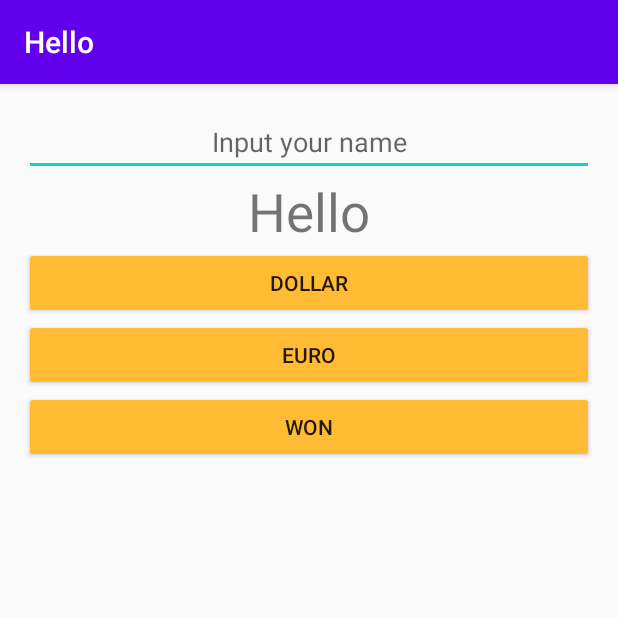
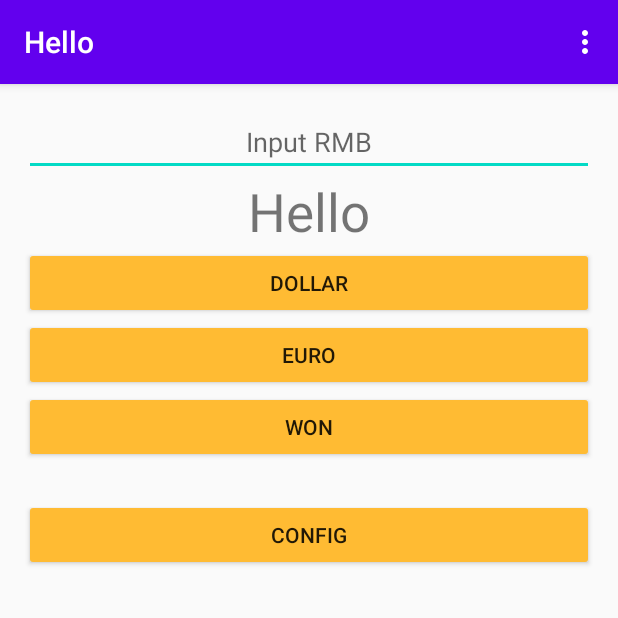
Before and after one commit to zhuguodong199/Myapp, an Android app: the screen it shows after launch (RateActivity), on a phone screen of 412 x 824 dp, the top half of it. Run offline under Robolectric (Android 15) with nearby library versions, the phone set to English and light mode, and no system bars.

Commit message:
参数的传递与返回+菜单的使用

```diff
--- a/app/src/main/res/layout/activity_rate.xml
+++ b/app/src/main/res/layout/activity_rate.xml
@@ -39,12 +39,21 @@
         android:onClick="onClick"
         android:layout_width="match_parent"
         android:layout_height="wrap_content"/>
+
     <Button
         android:id="@+id/btn_won"
-        android:text="@string/btn_won_label"
+        android:layout_width="match_parent"
+        android:layout_height="wrap_content"
+        android:onClick="onClick"
+        android:text="@string/btn_won_label" />
+
+    <Button
+        android:id="@+id/btn_opencfg"
+        android:layout_width="match_parent"
+        android:layout_height="wrap_content"
         android:onClick="openOne"
-        android:layout_width="match_parent"
-        android:layout_height="wrap_content"/>
+        android:layout_marginTop="24dp"
+        android:text="@string/btn_opencfg_label" />
 
 </LinearLayout>
 
--- /dev/null
+++ b/app/src/main/res/menu/rate.xml
@@ -0,0 +1,9 @@
+<?xml version="1.0" encoding="utf-8"?>
+<menu xmlns:app="http://schemas.android.com/apk/res-auto"
+    xmlns:android="http://schemas.android.com/apk/res/android">
+
+    <item
+        android:id="@+id/menu_set"
+        android:icon="@mipmap/settings"
+        android:title="@string/menu_set_label" />
+</menu>
--- a/app/src/main/res/values/strings.xml
+++ b/app/src/main/res/values/strings.xml
@@ -3,7 +3,7 @@
     <string name="hello">Happy Birthday!</string>
     <string name="from">Your Charlotte</string>
     <string name="btn_label">Button</string>
-    <string name="hit_txt">Input your name</string>
+    <string name="hit_txt">Input RMB</string>
     <string name="lable_add1">+1point</string>
     <string name="lable_add2">+2point</string>
     <string name="lable_add3">+3point</string>
@@ -15,5 +15,8 @@
     <string name="rmb_hint">Input RMB</string>
     <string name="btn_euro_label">Euro</string>
     <string name="btn_won_label">Won</string>
+    <string name="btn_opencfg_label">Config</string>
+    <string name="btn_save_label">Save</string>
+    <string name="menu_set_label">Setting</string>
 
 </resources>
```
Also changed, not shown: app/src/main/AndroidManifest.xml (+1 -14 lines), app/src/main/java/com/swufe/myapplication/ConfigActivity.java (added, +67 -0 lines), app/src/main/java/com/swufe/myapplication/RateActivity.java (+82 -14 lines), app/src/main/res/layout/activity_config.xml (added, +49 -0 lines), app/src/main/res/mipmap-xxhdpi/settings.png (added), 1 other file.
